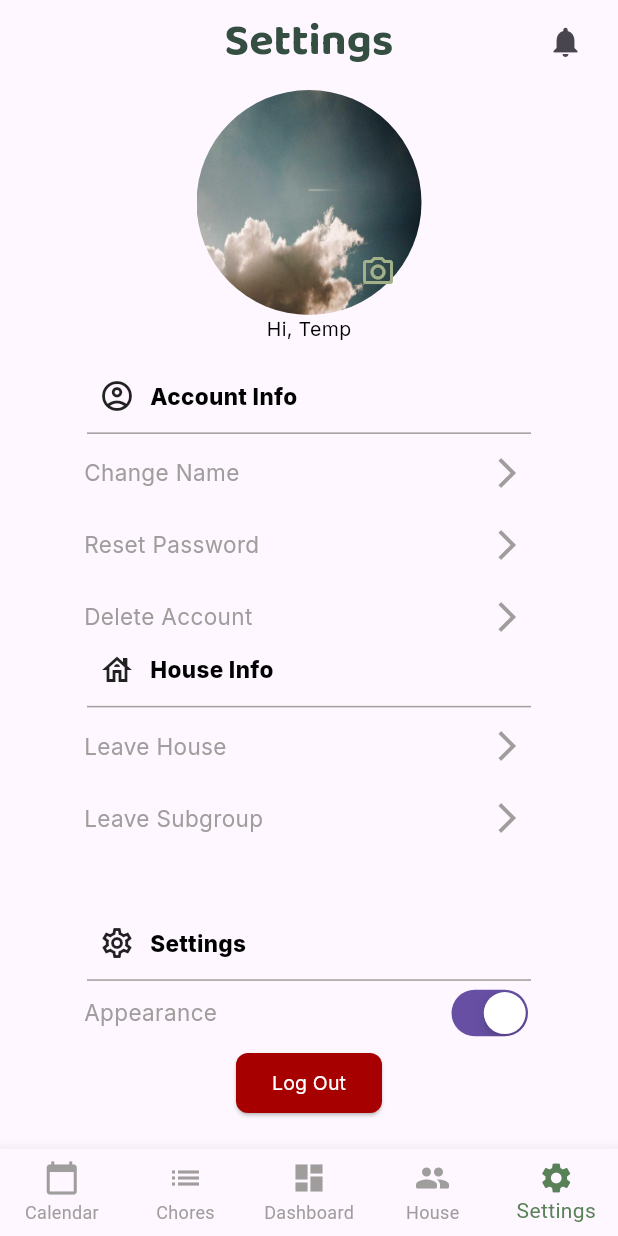
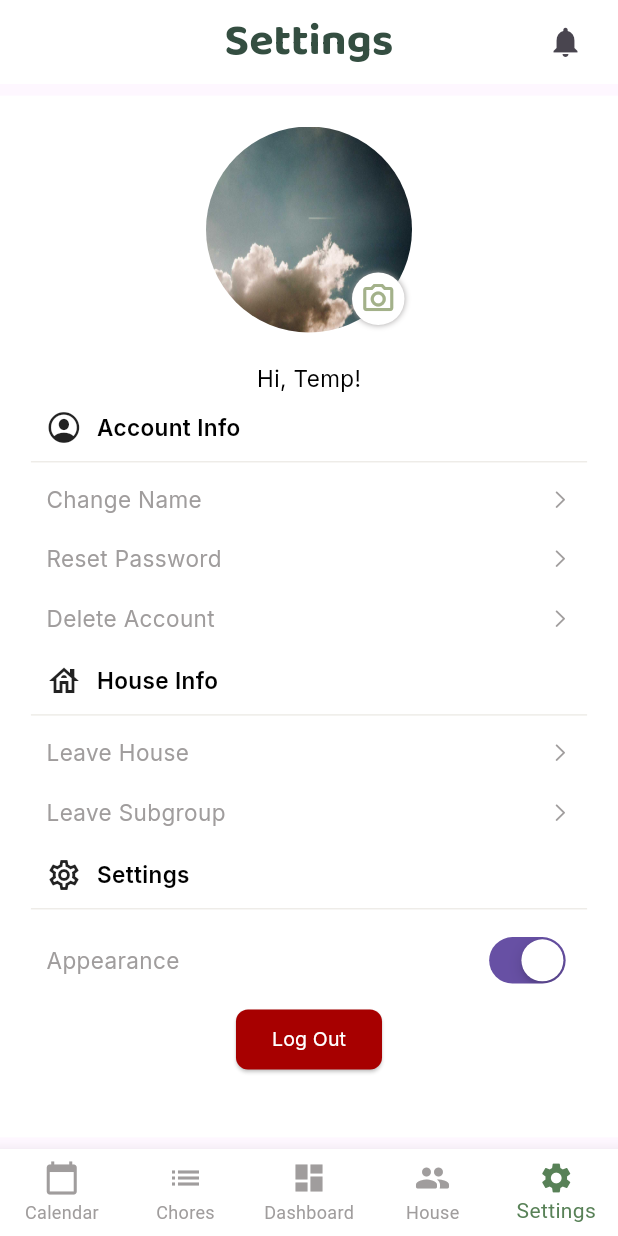
Before and after one commit to sonyaouthred/Divvy, a Flutter app: the screen it shows after launch, item 5 of the bottom bar chosen, on a phone screen of 412 x 824 dp. Run offline on Flutter 3.47's test engine with Material 3 defaults, Android fonts, the phone set to English and light mode, and no system bars; our stand-ins replace google_fonts, image_picker.

Commit message:
Updates to settings screen, added CupertinoIcons

```diff
--- a/lib/main.dart
+++ b/lib/main.dart
@@ -69,6 +69,8 @@ class _BottomNavigationBarExampleState
       appBar: AppBar(
         title: _titles[_selectedIndex],
         centerTitle: true,
+        scrolledUnderElevation: 0,
+        backgroundColor: DivvyTheme.background,
         actions: [
           Container(
             height: 50,
@@ -80,6 +82,7 @@ class _BottomNavigationBarExampleState
       ),
       body: Center(child: _widgetOptions.elementAt(_selectedIndex)),
       bottomNavigationBar: BottomNavigationBar(
+        backgroundColor: DivvyTheme.background,
         type: BottomNavigationBarType.fixed,
         items: const <BottomNavigationBarItem>[
           BottomNavigationBarItem(
--- a/lib/models/divvy_theme.dart
+++ b/lib/models/divvy_theme.dart
@@ -43,7 +43,7 @@ class DivvyTheme {
   );
   static TextStyle bodyBoldBlack = GoogleFonts.inter(
     textStyle: const TextStyle(
-      fontWeight: FontWeight.w800,
+      fontWeight: FontWeight.w600,
       fontSize: 15,
       color: black,
     ),
@@ -123,6 +123,14 @@ class DivvyTheme {
     ],
   );
 
+  static BoxDecoration circleWhite = BoxDecoration(
+    color: DivvyTheme.white,
+    shape: BoxShape.circle,
+    boxShadow: [
+      BoxShadow(color: DivvyTheme.lightGrey, blurRadius: 3, spreadRadius: 0),
+    ],
+  );
+
   static BoxDecoration circleBeige = BoxDecoration(
     color: DivvyTheme.white,
     shape: BoxShape.circle,
--- a/lib/screens/settings.dart
+++ b/lib/screens/settings.dart
@@ -1,11 +1,12 @@
 import 'package:divvy/screens/chores.dart';
-import 'package:divvy/screens/house.dart';
 import 'package:flutter/cupertino.dart';
 import 'package:flutter/material.dart';
 import 'package:divvy/models/divvy_theme.dart';
 import 'dart:io';
 import 'package:image_picker/image_picker.dart';
 
+/// Displays a settings screen where the user can modify account
+/// settings and leave house/other functions.
 class Settings extends StatefulWidget {
   const Settings({super.key});
 
@@ -15,92 +16,244 @@ class Settings extends StatefulWidget {
 
 class _SettingsState extends State<Settings> {
   // To be replace with process to get actual data
-  final String name = 'Temp';
+  late String name;
   File? imageFile;
   final picker = ImagePicker();
-
-  // To be filled out with actual pages that allow for change
-  final _accountInfo = [
-    ['Change Name', Chores()],
-    ['Reset Password', Chores()],
-    ['Delete Account', Chores()],
-  ];
-  // To be filled out with actual pages that allow for change
-  final _houseInfo = [
-    ['Leave House', House()],
-    ['Leave Subgroup', House()]
-  ];
-
-  final _settings = [
-    ['Appearance', 'none']
-  ];
 
   bool themeSwitch = true;
 
   @override
+  void initState() {
+    super.initState();
+    // Initialize name
+    name = 'Temp';
+  }
+
+  @override
   Widget build(BuildContext context) {
-    return Center(
-      child: SizedBox(
-        width: 300,
-        child:
-          Column(
+    final width = MediaQuery.of(context).size.width;
+    final spacing = width * 0.05;
+    return Container(
+      padding: EdgeInsets.all(spacing),
+      color: DivvyTheme.background,
+      child: SingleChildScrollView(
+        child: Column(
+          mainAxisSize: MainAxisSize.min,
           children: [
-            Padding(padding: EdgeInsets.all(2.0)),
-            Expanded(
+            // Display user's profile image
+            _imageSelectionButton(width),
+            SizedBox(height: spacing),
+            // Greet user
+            _introPhrase(name: name),
+            // Display various settings
+            // Account settings
+            _infoSections(
+              icon: Icon(CupertinoIcons.person_crop_circle),
+              text: 'Account Info',
+              buttons: [
+                ['Change Name', _openChoresScreen],
+                ['Reset Password', _openChoresScreen],
+                ['Delete Account', _openChoresScreen],
+              ],
               flex: 2,
-            child: Column(
+              spacing: spacing,
+            ),
+            // Social/house settings
+            _infoSections(
+              icon: Icon(Icons.house_outlined),
+              text: 'House Info',
+              buttons: [
+                ['Leave House', _openChoresScreen],
+                ['Leave Subgroup', _openChoresScreen],
+              ],
+              flex: 2,
+              spacing: spacing,
+            ),
+            // App settings
+            _infoSections(
+              icon: Icon(Icons.settings_outlined),
+              text: 'Settings',
+              buttons: [
+                ['Appearance', null],
+              ],
+              flex: 1,
+              spacing: spacing,
+            ),
+            // Logout button
+            _logoutButton(),
+            SizedBox(height: spacing),
+          ],
+        ),
+      ),
+    );
+  }
+
+  ///////////////////////////// Widgets /////////////////////////////
+
+  /// Displays the user's profile picture and the upload image
+  /// icon. Entire area is tappable.
+  Widget _imageSelectionButton(double width) {
+    final imageSize = width / 3;
+    return InkWell(
+      onTap: () {
+        _showPicker(context: context);
+      },
+      child: Stack(
         children: [
-            Stack(
-              children: [
-                Container(
-                  width: 150,
-                  height: 150,
-                  decoration: _profileImage()),
+          _profileImage(imageSize),
+          // Image icon
           Positioned(
             bottom: 5,
             right: 5,
-                  child: _imageSelectionButton()),
+            child: Container(
+              decoration: DivvyTheme.circleWhite,
+              height: 35,
+              width: 35,
+              child: Icon(
+                Icons.camera_alt_outlined,
+                color: DivvyTheme.lightGreen,
+              ),
+            ),
+          ),
         ],
       ),
-            _introPhrase(name: name)
-            ])
-            ),
-            _infoSections(icon: Icon(Icons.account_circle_outlined), text: 'Account Info', buttons: _accountInfo, flex: 2),
-            _infoSections(icon: Icon(Icons.house_outlined), text: 'House Info', buttons: _houseInfo, flex: 2),
-            _infoSections(icon: Icon(Icons.settings_outlined), text: 'Settings', buttons: _settings, flex: 1),
-            _logoutButton(),
-            Padding(padding: EdgeInsets.all(10.0))
-          ]
-          ))
     );
   }
 
-  BoxDecoration _profileImage(){
-    return BoxDecoration(
+  /// Displays the user's profile image with the given size.
+  Widget _profileImage(double imageSize) {
+    return Container(
+      width: imageSize,
+      height: imageSize,
+      decoration: BoxDecoration(
         shape: BoxShape.circle,
         image: DecorationImage(
-        image: imageFile == null
+          image:
+              imageFile == null
                   ? Image.asset('assets/defaultImage.jpg').image
                   : Image.file(imageFile!).image,
-      fit: BoxFit.fill),
+          fit: BoxFit.fill,
+        ),
+      ),
     );
   }
 
-  Widget _imageSelectionButton(){
-    return IconButton(
-      onPressed: () {
-        _showPicker(context: context);},
-      color: DivvyTheme.background,
-      icon: Icon(Icons.camera_alt_outlined, color: DivvyTheme.lightGreen),
+  /// Gets an image from the user's photo gallery
+  Future getImage(ImageSource img) async {
+    // pick image from gallary
+    final pickedFile = await picker.pickImage(source: img);
+    // store it in a valid variable
+    XFile? xfilePick = pickedFile;
+    setState(() {
+      if (xfilePick != null) {
+        // store that in global variable galleryFile in the form of File
+        imageFile = File(pickedFile!.path);
+      } else {
+        ScaffoldMessenger.of(context).showSnackBar(
+          // is this context <<<
+          const SnackBar(content: Text('No image was selected')),
+        );
+      }
+    });
+  }
+
+  /// Displays greeting to user
+  Widget _introPhrase({required String name}) {
+    return Text('Hi, $name!', style: DivvyTheme.bodyBlack);
+  }
+
+  /// Displays account information sections
+  /// Includes header, divider, and list of actions
+  Widget _infoSections({
+    required Icon icon,
+    required String text,
+    required List buttons,
+    required int flex,
+    required double spacing,
+  }) {
+    return Center(
+      child: Column(
+        children: [
+          Row(
+            mainAxisAlignment: MainAxisAlignment.start,
+            children: [
+              Padding(padding: EdgeInsets.all(10.0), child: icon),
+              Text(text, style: DivvyTheme.bodyBoldBlack),
+            ],
+          ),
+          const Divider(color: DivvyTheme.beige, height: 1),
+          SizedBox(height: spacing / 4),
+          // Show relevant actions
+          ListView.builder(
+            itemCount: buttons.length,
+            shrinkWrap: true,
+            physics: NeverScrollableScrollPhysics(),
+            itemBuilder: (BuildContext context, int index) {
+              final entry = buttons[index];
+              final appearanceSwitch = entry[1] == null;
+              return Padding(
+                padding: EdgeInsets.symmetric(
+                  horizontal: spacing / 2,
+                  vertical: spacing * 0.45,
+                ),
+                child: InkWell(
+                  // Trigger the action
+                  onTap:
+                      () =>
+                          !appearanceSwitch
+                              ? entry[1](context)
+                              : setState(() => themeSwitch = !themeSwitch),
+                  child: Row(
+                    mainAxisAlignment: MainAxisAlignment.spaceBetween,
+                    children: [
+                      Text(entry[0], style: DivvyTheme.bodyGrey),
+                      if (!appearanceSwitch)
+                        Icon(
+                          CupertinoIcons.chevron_right,
+                          color: DivvyTheme.lightGrey,
+                          size: 15,
+                        ),
+                      if (appearanceSwitch)
+                        // Show the appearance switcher
+                        CupertinoSwitch(
+                          value: themeSwitch,
+                          onChanged: (bool? value) {
+                            setState(() {
+                              themeSwitch = value ?? false;
+                            });
+                          },
+                          applyTheme: true,
+                        ),
+                    ],
+                  ),
+                ),
+              );
+            },
+          ),
+        ],
+      ),
     );
   }
 
-  // Picker for the image
-  void _showPicker({
-    required BuildContext context,
-  }) {
+  /// Renders a logout button
+  Widget _logoutButton() {
+    return ElevatedButton(
+      onPressed: () {},
+      style: ElevatedButton.styleFrom(
+        backgroundColor: DivvyTheme.darkRed,
+        shape: RoundedRectangleBorder(borderRadius: BorderRadius.circular(8.0)),
+        maximumSize: Size(100, 40),
+      ),
+      child: Text('Log Out', style: DivvyTheme.smallBodyWhite),
+    );
+  }
+
+  /// Allows user to pick whether they want to upload an image
+  /// or take an image.
+  void _showPicker({required BuildContext context}) {
     showModalBottomSheet(
       context: context,
+      backgroundColor: DivvyTheme.background,
       builder: (BuildContext context) {
         return SafeArea(
           child: Wrap(
@@ -128,97 +281,12 @@ class _SettingsState extends State<Settings> {
     );
   }
 
-  // Method that gets image
-  Future getImage(
-    ImageSource img,
-  ) async {
-    // pick image from gallary
-    final pickedFile = await picker.pickImage(source: img);
-    // store it in a valid variable
-    XFile? xfilePick = pickedFile;
-    setState(
-      () {
-        if (xfilePick != null) {
-          // store that in global variable galleryFile in the form of File
-          imageFile = File(pickedFile!.path);
-        } else {
-          ScaffoldMessenger.of(context).showSnackBar(// is this context <<<
-              const SnackBar(content: Text('Nothing is selected')));
-        }
-      },
-    );
-  }
+  ///////////////////////////// Navigation /////////////////////////////
 
-  Widget _introPhrase({required String name}){
-    return Text('Hi, $name', style: DivvyTheme.smallBodyBlack);
-  }
-
-  Widget _infoSections({required Icon icon, required String text, required List buttons, required int flex}) {
-    return Expanded(
-      flex: flex,
-      child: Center (
-        child: Column(
-        children:[
-          Row(
-            mainAxisAlignment: MainAxisAlignment.start,
-            children: [
-              Padding(padding: EdgeInsets.all(10.0),
-              child: icon),
-              Text(text, style: DivvyTheme.bodyBoldBlack)
-            ],
-          ),
-          const Divider(color: DivvyTheme.lightGrey,
-            height: 5,
-            thickness: 1,
-            indent: 2,
-            endIndent: 2,),
-          ..._listButtons(buttons: buttons)
-        ]
-      )));
-  }
-
-  List<Widget> _listButtons({required List buttons}){
-    if (buttons.length == 1) {
-      return [Row( mainAxisAlignment: MainAxisAlignment.spaceBetween,
-              children: [
-              Text(buttons[0][0], style: DivvyTheme.bodyGrey),
-              CupertinoSwitch(
-                value: themeSwitch,
-                onChanged: (bool? value) {
-                  setState(() {
-                    themeSwitch = value ?? false;
-                  });
-                },
-                applyTheme: true,
-              )])];
-    } else {
-      return buttons.map((entry) => _changeButton(text:entry[0], page:entry[1])).toList();
+  /// Opens the chores screen
+  void _openChoresScreen(BuildContext context) {
+    Navigator.of(
+      context,
+    ).push(MaterialPageRoute(builder: (context) => Chores()));
   }
 }
-
-  Widget _changeButton({required String text, required page}){
-    return Row( mainAxisAlignment: MainAxisAlignment.spaceBetween,
-              children: [
-              Text(text, style: DivvyTheme.bodyGrey),
-              _triangleButton(page: page)]);
-  }
-
-  Widget _triangleButton({required page}) {
-    return IconButton(onPressed: ()=>
-      Navigator.of(context).push(MaterialPageRoute(builder: (context) => page)),
-      icon: Transform.flip(flipX: true,
-      child: Icon(Icons.arrow_back_ios, color: DivvyTheme.lightGrey)));
-  }
-
-
-  Widget _logoutButton(){
-    return ElevatedButton(onPressed: (){},
-      style: ElevatedButton.styleFrom(
-        backgroundColor: DivvyTheme.darkRed,
-        shape: RoundedRectangleBorder(
-        borderRadius: BorderRadius.circular(8.0)),
-        maximumSize: Size(100,40)
-      ),
-      child: Text('Log Out', style: DivvyTheme.smallBodyWhite));
-  }
-}
--- a/pubspec.yaml
+++ b/pubspec.yaml
@@ -7,6 +7,7 @@ environment:
   sdk: ^3.8.0-265.0.dev
 
 dependencies:
+  cupertino_icons: ^1.0.8
   flutter:
     sdk: flutter
   google_fonts: ^6.2.1
```
Also changed, not shown: pubspec.lock, 6 other files. Lines whose indentation alone changed are shown as unchanged.
